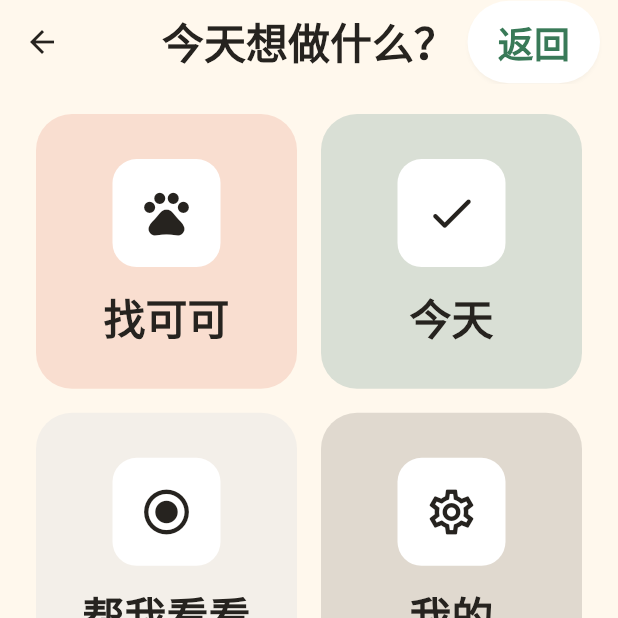
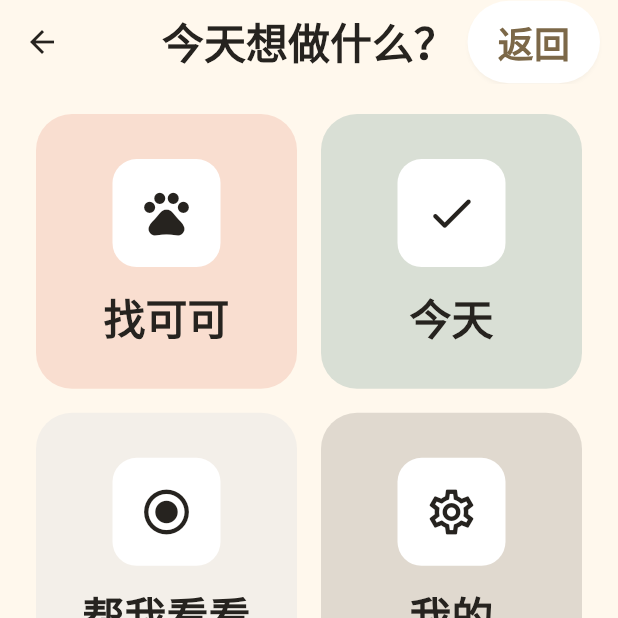
Before and after one commit to shelimingming/coco, a Flutter app: the ParentFunctionsPage screen opened by its route, on a phone screen of 412 x 824 dp, the top half of it. Run offline on Flutter 3.47's test engine with Material 3 defaults, Android fonts, the phone set to English and light mode, and no system bars; our stand-ins replace dio, flutter_riverpod, flutter_secure_storage, go_router; accounts and stored records are empty.

Commit message:
修正老人端顶栏次入口字色，避免 success 完成语义与子女青绿混用。
Co-authored-by: Cursor <cursoragent@cursor.com>

```diff
--- a/frontend/lib/core/widgets/coco_button.dart
+++ b/frontend/lib/core/widgets/coco_button.dart
@@ -78,7 +78,7 @@ class CocoSecondaryButton extends StatelessWidget {
   }
 }
 
-/// 老人端顶栏次入口（功能 / 返回）：白底胶囊 + success 字色，轻暖灰阴影。
+/// 老人端顶栏次入口（功能 / 返回）：白底胶囊 + 暖褐字色，轻暖灰阴影。
 class ParentChipButton extends StatelessWidget {
   const ParentChipButton({
     super.key,
@@ -109,7 +109,8 @@ class ParentChipButton extends StatelessWidget {
           child: Text(
             label,
             style: theme.textTheme.titleMedium?.copyWith(
-              color: CocoColors.success,
+              // 次操作用 elder.secondary，不用 success（完成语义）或子女青绿
+              color: CocoColors.parentSecondary,
               fontWeight: FontWeight.w600,
             ),
           ),
```
